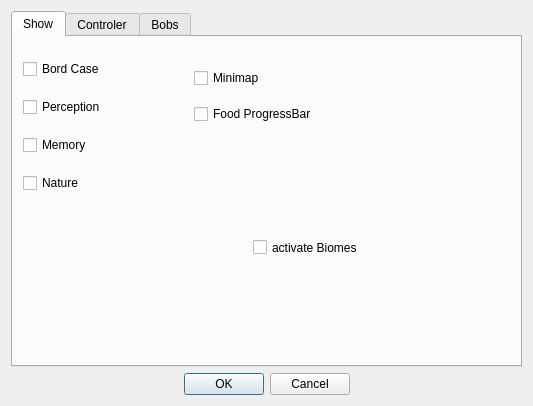
Old version of the form view/Settings.ui in the repository yetanotherf0rked/3a_bobbar.
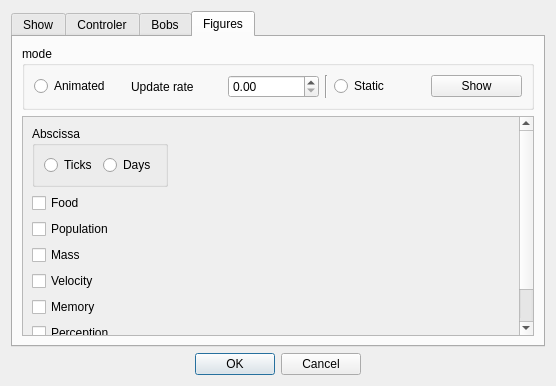
New version of the form.

Commit message: interface setting graphique

Diff of the .ui file:
```diff
--- a/view/Settings.ui
+++ b/view/Settings.ui
@@ -6,18 +6,18 @@
    <rect>
     <x>0</x>
     <y>0</y>
-    <width>533</width>
-    <height>406</height>
+    <width>556</width>
+    <height>386</height>
    </rect>
   </property>
   <property name="windowTitle">
    <string>Form</string>
   </property>
-  <layout class="QVBoxLayout" name="verticalLayout_4">
-   <item>
+  <layout class="QGridLayout" name="gridLayout">
+   <item row="0" column="0">
     <widget class="QTabWidget" name="tabWidget">
      <property name="currentIndex">
-      <number>0</number>
+      <number>3</number>
      </property>
      <widget class="QWidget" name="tab">
       <attribute name="title">
@@ -135,9 +135,160 @@
        <layout class="QVBoxLayout" name="verticalLayout_2"/>
       </widget>
      </widget>
+     <widget class="QWidget" name="tab_4">
+      <attribute name="title">
+       <string>Figures</string>
+      </attribute>
+      <layout class="QVBoxLayout" name="verticalLayout_7">
+       <item>
+        <widget class="QGroupBox" name="groupBox">
+         <property name="title">
+          <string>mode</string>
+         </property>
+         <property name="flat">
+          <bool>true</bool>
+         </property>
+         <layout class="QHBoxLayout" name="horizontalLayout_2">
+          <item>
+           <widget class="QRadioButton" name="animationY">
+            <property name="text">
+             <string>Animated</string>
+            </property>
+           </widget>
+          </item>
+          <item>
+           <widget class="QLabel" name="label">
+            <property name="text">
+             <string>Update rate</string>
+            </property>
+           </widget>
+          </item>
+          <item>
+           <widget class="QDoubleSpinBox" name="update_rate"/>
+          </item>
+          <item>
+           <widget class="Line" name="line">
+            <property name="orientation">
+             <enum>Qt::Vertical</enum>
+            </property>
+           </widget>
+          </item>
+          <item>
+           <widget class="QRadioButton" name="animationN">
+            <property name="text">
+             <string>Static</string>
+            </property>
+           </widget>
+          </item>
+          <item>
+           <widget class="QPushButton" name="pushButton_2">
+            <property name="text">
+             <string>Show</string>
+            </property>
+           </widget>
+          </item>
+         </layout>
+        </widget>
+       </item>
+       <item>
+        <widget class="QScrollArea" name="scrollArea_2">
+         <property name="widgetResizable">
+          <bool>true</bool>
+         </property>
+         <widget class="QWidget" name="scrollAreaWidgetContents_2">
+          <property name="geometry">
+           <rect>
+            <x>0</x>
+            <y>0</y>
+            <width>524</width>
+            <height>263</height>
+           </rect>
+          </property>
+          <layout class="QFormLayout" name="formLayout">
+           <item row="0" column="0">
+            <widget class="QGroupBox" name="groupBox_3">
+             <property name="title">
+              <string>Abscissa</string>
+             </property>
+             <layout class="QHBoxLayout" name="horizontalLayout">
+              <item>
+               <widget class="QRadioButton" name="abcissa_tick">
+                <property name="text">
+                 <string>Ticks</string>
+                </property>
+               </widget>
+              </item>
+              <item>
+               <widget class="QRadioButton" name="absyssa_days">
+                <property name="text">
+                 <string>Days</string>
+                </property>
+               </widget>
+              </item>
+             </layout>
+            </widget>
+           </item>
+           <item row="1" column="0">
+            <widget class="QCheckBox" name="gfood">
+             <property name="text">
+              <string>Food</string>
+             </property>
+            </widget>
+           </item>
+           <item row="2" column="0">
+            <widget class="QCheckBox" name="gpop">
+             <property name="text">
+              <string>Population</string>
+             </property>
+            </widget>
+           </item>
+           <item row="3" column="0">
+            <widget class="QCheckBox" name="mass_av">
+             <property name="text">
+              <string>Mass</string>
+             </property>
+            </widget>
+           </item>
+           <item row="4" column="0">
+            <widget class="QCheckBox" name="velo_av">
+             <property name="text">
+              <string>Velocity</string>
+             </property>
+            </widget>
+           </item>
+           <item row="5" column="0">
+            <widget class="QCheckBox" name="memory_av">
+             <property name="text">
+              <string>Memory</string>
+             </property>
+            </widget>
+           </item>
+           <item row="6" column="0">
+            <widget class="QCheckBox" name="perc_av">
+             <property name="text">
+              <string>Perception</string>
+             </property>
+            </widget>
+           </item>
+           <item row="7" column="0">
+            <widget class="QCheckBox" name="age_av">
+             <property name="text">
+              <string>Age</string>
+             </property>
+            </widget>
+           </item>
+          </layout>
+         </widget>
+        </widget>
+       </item>
+       <item>
+        <layout class="QHBoxLayout" name="horizontalLayout_10"/>
+       </item>
+      </layout>
+     </widget>
     </widget>
    </item>
-   <item>
+   <item row="1" column="0">
     <widget class="QDialogButtonBox" name="buttonBox">
      <property name="standardButtons">
       <set>QDialogButtonBox::Cancel|QDialogButtonBox::Ok</set>
```
Left out of the diff: 89 changed lines with no effect on the pictures. The commit also changes 2 other files.
